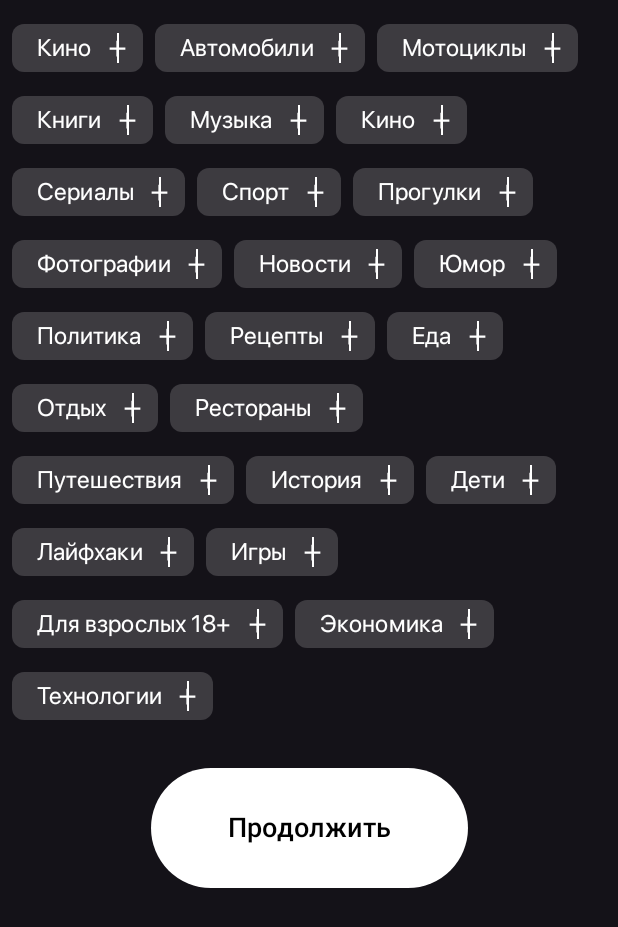
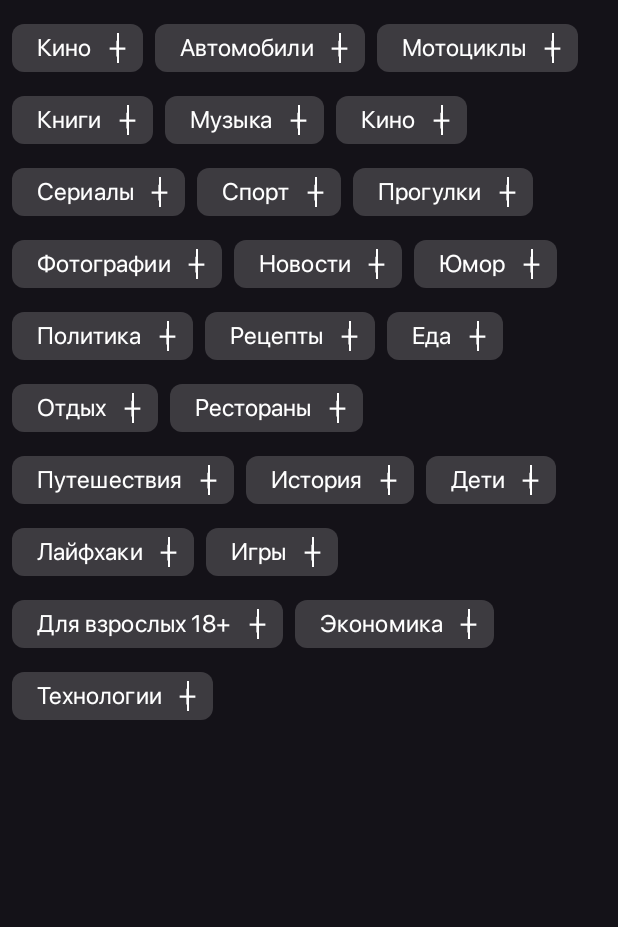
Before and after one commit to ShamsutOFF/AppForVKCup2022, an Android app built with Jetpack Compose: the screen it shows after launch (MainActivity), on a phone screen of 412 x 824 dp. Shown: the top 927 px of the screen. Run offline under Robolectric (Android 15) with nearby library versions, the phone set to English and light mode, and no system bars; our stand-ins replace accompanist.

Commit message:
Настроил кнопку

```diff
--- a/app/build.gradle
+++ b/app/build.gradle
@@ -53,8 +53,6 @@ dependencies {
     implementation 'androidx.activity:activity-compose:1.6.1'
     implementation "androidx.compose.ui:ui:$compose_version"
     implementation "androidx.compose.ui:ui-tooling-preview:$compose_version"
-    //Constraint
-    implementation "androidx.constraintlayout:constraintlayout-compose:1.0.1"
     implementation "com.google.accompanist:accompanist-flowlayout:0.28.0"
     implementation 'androidx.compose.material3:material3:1.1.0-alpha03'
     testImplementation 'junit:junit:4.13.2'
--- a/app/src/main/java/com/example/myfirststageappforvkcup2022/MainActivity.kt
+++ b/app/src/main/java/com/example/myfirststageappforvkcup2022/MainActivity.kt
@@ -12,11 +12,8 @@ import androidx.compose.material.icons.Icons
 import androidx.compose.material.icons.filled.Add
 import androidx.compose.material.icons.filled.Done
 import androidx.compose.material3.*
-import androidx.compose.runtime.Composable
-import androidx.compose.runtime.getValue
-import androidx.compose.runtime.mutableStateOf
+import androidx.compose.runtime.*
 import androidx.compose.runtime.saveable.rememberSaveable
-import androidx.compose.runtime.setValue
 import androidx.compose.ui.Alignment
 import androidx.compose.ui.Modifier
 import androidx.compose.ui.draw.alpha
@@ -36,6 +33,7 @@ import com.google.accompanist.flowlayout.FlowRow
 
 private const val TAG = "@@@ MainActivity"
 private val categories = mutableListOf<String>()
+private val buttonEnabled = mutableStateOf(false)
 
 class MainActivity : ComponentActivity() {
     override fun onCreate(savedInstanceState: Bundle?) {
@@ -73,7 +71,7 @@ fun DrawButton() {
     val context = LocalContext.current
     Box(modifier = Modifier.fillMaxWidth(), contentAlignment = Alignment.Center) {
         Button(
-//            enabled = categories.isNotEmpty(),
+            enabled = buttonEnabled.value,
             onClick = {
                 Toast.makeText(context, "Вы выбрали: $categories", Toast.LENGTH_SHORT).show()
             },
@@ -86,7 +84,8 @@ fun DrawButton() {
                     dimensionResource(R.dimen.padding_zero)
                 )
                 .height(80.dp)
-                .width(211.dp),
+                .width(211.dp)
+                .alpha(if (buttonEnabled.value) 1.0f else 0.0f),
         ) {
             Text(
                 fontSize = 18.sp,
@@ -131,6 +130,7 @@ private fun DrawCheckbox(category: String) {
             selected = !selected
             if (selected) categories.add(category)
             else categories.remove(category)
+            buttonEnabled.value = categories.isNotEmpty()
         },
         label = {
             Text(
```
